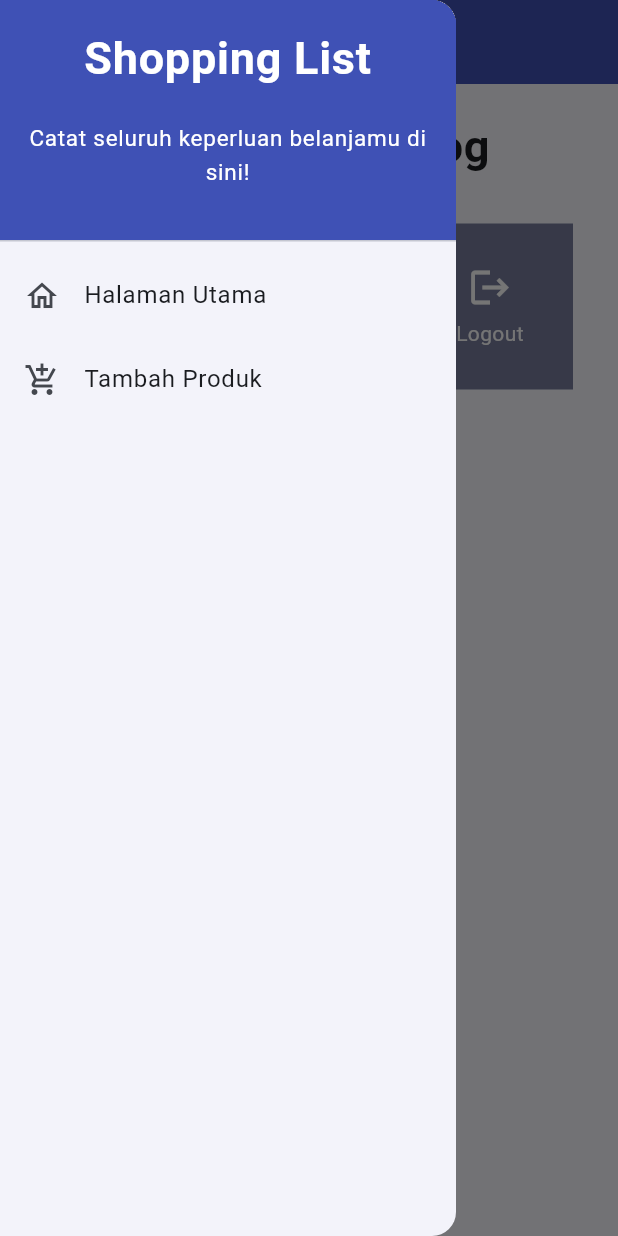
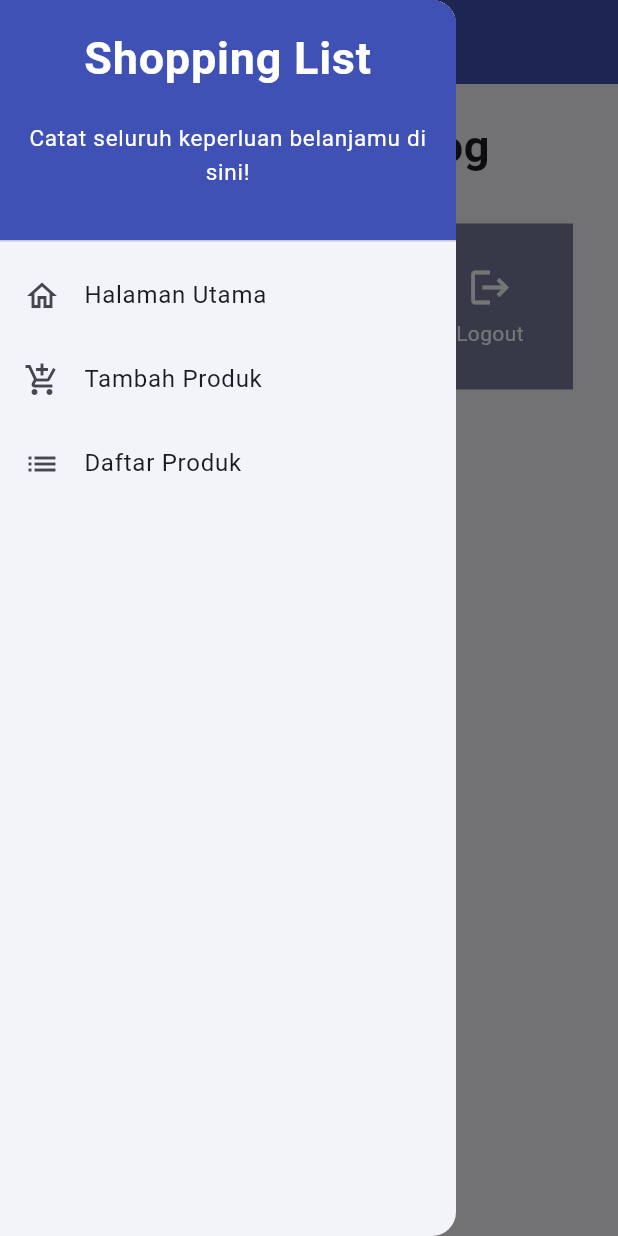
Before and after one commit to SamuelTanielM/roblox-ugc-mobile, a Flutter app: the screen it shows after launch, with the side drawer open, on a phone screen of 412 x 824 dp. Run offline on Flutter 3.47's test engine with Material 2 defaults, Android fonts, the phone set to English and light mode, and no system bars.

Commit message:
tugas bonus

```diff
--- a/lib/main.dart
+++ b/lib/main.dart
@@ -1,5 +1,6 @@
 import 'package:flutter/material.dart';
 import 'package:roblox_ugc/screens/menu.dart';
+import 'package:roblox_ugc/models/product_model.dart'; // Import your product model\
 
 void main() {
   runApp(const MyApp());
--- a/lib/screens/menu.dart
+++ b/lib/screens/menu.dart
@@ -2,6 +2,8 @@ import 'package:flutter/material.dart';
 import 'package:roblox_ugc/widgets/left_drawer.dart';
 import 'package:roblox_ugc/screens/shoplist_form.dart';
 import 'package:roblox_ugc/widgets/shop_card.dart';
+import 'package:roblox_ugc/screens/product_list.dart';
+import 'package:roblox_ugc/models/product_model.dart'; // Import your product model\
 
 class MyHomePage extends StatelessWidget {
   MyHomePage({Key? key}) : super(key: key);
@@ -11,6 +13,12 @@ class MyHomePage extends StatelessWidget {
     ShopItem("Tambah Produk", Icons.add_shopping_cart, Color.fromARGB(255, 119, 125, 158),),
     ShopItem("Logout", Icons.logout, Color.fromARGB(255, 119, 125, 158),),
   ];
+
+  final List<Product> productList = [];
+
+
+
+
 
   // This widget is the home page of your application. It is stateful, meaning
   // that it has a State object (defined below) that contains fields that affect
@@ -33,7 +41,7 @@ class MyHomePage extends StatelessWidget {
             foregroundColor: Colors.white,
           ),
           // Masukkan drawer sebagai parameter nilai drawer dari widget Scaffold
-          drawer: const LeftDrawer(),
+          drawer: LeftDrawer(productList : productList),
           body: SingleChildScrollView(
             // Widget wrapper yang dapat discroll
             child: Padding(
@@ -64,7 +72,7 @@ class MyHomePage extends StatelessWidget {
                     shrinkWrap: true,
                     children: items.map((ShopItem item) {
                       // Iterasi untuk setiap item
-                      return ShopCard(item);
+                      return ShopCard(item, productList: productList,);
                     }).toList(),
                   ),
                 ],
@@ -82,10 +90,12 @@ class ShopItem {
   ShopItem(this.name, this.icon, this.warna);
 }
 
+
 class ShopCard extends StatelessWidget {
   final ShopItem item;
+  final List<Product> productList;
 
-  const ShopCard(this.item, {super.key}); // Constructor
+  const ShopCard(this.item, {super.key, required this.productList}); // Constructor
 
   @override
   Widget build(BuildContext context) {
@@ -103,8 +113,14 @@ class ShopCard extends StatelessWidget {
             if (item.name == "Tambah Produk") {
             // NOTE: Gunakan Navigator.push untuk melakukan navigasi ke MaterialPageRoute yang mencakup ShopFormPage.
             Navigator.push(context,
-                    MaterialPageRoute(builder: (context) => const ShopFormPage()));
+                    MaterialPageRoute(builder: (context) => ShopFormPage(productList: productList)));
             }
+
+            if (item.name == "Lihat Produk") {
+            // NOTE: Gunakan Navigator.push untuk melakukan navigasi ke MaterialPageRoute yang mencakup ShopFormPage.
+            Navigator.push(context,
+                    MaterialPageRoute(builder: (context) => ProductList(productList: productList),));
+          }
         },
         child: Container(
           // Container untuk menyimpan Icon dan Text
--- a/lib/screens/product_list.dart
+++ b/lib/screens/product_list.dart
@@ -1,11 +1,12 @@
 import 'package:flutter/material.dart';
+import 'package:roblox_ugc/models/product_model.dart'; // Import your product model\
 import 'package:roblox_ugc/widgets/left_drawer.dart';
-import 'package:roblox_ugc/models/product_model.dart';
+
 
 class ProductList extends StatelessWidget {
   final List<Product> productList;
 
-  const ProductList({required this.productList});
+  const ProductList({Key? key, required this.productList}) : super(key: key);
 
   @override
   Widget build(BuildContext context) {
@@ -13,6 +14,7 @@ class ProductList extends StatelessWidget {
       appBar: AppBar(
         title: Text('Daftar Produk'),
       ),
+      drawer: LeftDrawer(productList : productList),
       body: Padding(
         padding: const EdgeInsets.all(16.0),
         child: Table(
--- a/lib/widgets/left_drawer.dart
+++ b/lib/widgets/left_drawer.dart
@@ -1,9 +1,12 @@
 import 'package:flutter/material.dart';
 import 'package:roblox_ugc/screens/menu.dart';
 import 'package:roblox_ugc/screens/shoplist_form.dart';
+import 'package:roblox_ugc/screens/product_list.dart';
+import 'package:roblox_ugc/models/product_model.dart'; // Import your product model\
 
 class LeftDrawer extends StatelessWidget {
-  const LeftDrawer({super.key});
+  final List<Product> productList;
+  const LeftDrawer({super.key, required this.productList});
 
   @override
   Widget build(BuildContext context) {
@@ -64,8 +67,20 @@ class LeftDrawer extends StatelessWidget {
               Navigator.pushReplacement(
                   context,
                   MaterialPageRoute(
-                    builder: (context) => ShopFormPage(),
+                    builder: (context) => ShopFormPage(productList: productList,),
                   ));
+            },
+          ),
+          ListTile(
+            leading: const Icon(Icons.list),
+            title: const Text('Daftar Produk'),
+            onTap: () {
+              Navigator.pushReplacement(
+                context,
+                MaterialPageRoute(
+                  builder: (context) => ProductList(productList: productList),
+                ),
+              );
             },
           ),
         ],
--- a/lib/widgets/shop_card.dart
+++ b/lib/widgets/shop_card.dart
@@ -2,6 +2,8 @@ import 'package:flutter/material.dart';
 // Impor drawer widget
 import 'package:roblox_ugc/widgets/left_drawer.dart';
 import 'package:roblox_ugc/screens/shoplist_form.dart';
+import 'package:roblox_ugc/screens/product_list.dart';
+import 'package:roblox_ugc/models/product_model.dart'; // Import your product model\
 
 class ShopItem {
   final String name;
@@ -12,8 +14,9 @@ class ShopItem {
 
 class ShopCard extends StatelessWidget {
   final ShopItem item;
+  final List<Product> productList;
 
-  const ShopCard(this.item, {super.key}); // Constructor
+  const ShopCard(this.item, {super.key, required this.productList}); // Constructor
 
   @override
   Widget build(BuildContext context) {
@@ -32,7 +35,13 @@ class ShopCard extends StatelessWidget {
           if (item.name == "Tambah Produk") {
             // NOTE: Gunakan Navigator.push untuk melakukan navigasi ke MaterialPageRoute yang mencakup ShopFormPage.
             Navigator.push(context,
-                    MaterialPageRoute(builder: (context) => const ShopFormPage()));
+                    MaterialPageRoute(builder: (context) => ShopFormPage(productList: productList,)));
+          }
+
+          if (item.name == "Lihat Produk") {
+            // NOTE: Gunakan Navigator.push untuk melakukan navigasi ke MaterialPageRoute yang mencakup ShopFormPage.
+            Navigator.push(context,
+                    MaterialPageRoute(builder: (context) => ProductList(productList: productList),));
           }
 
         },
```
Also changed, not shown: lib/screens/shoplist_form.dart (+6 -2 lines).
